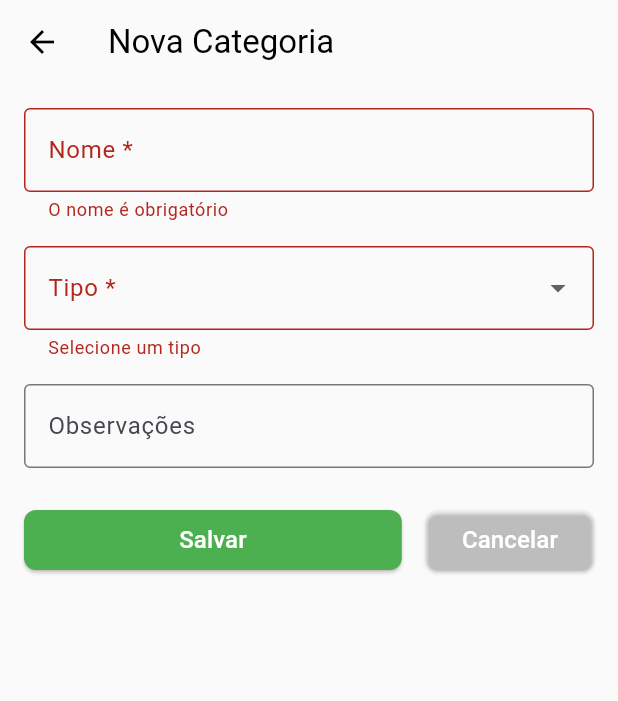
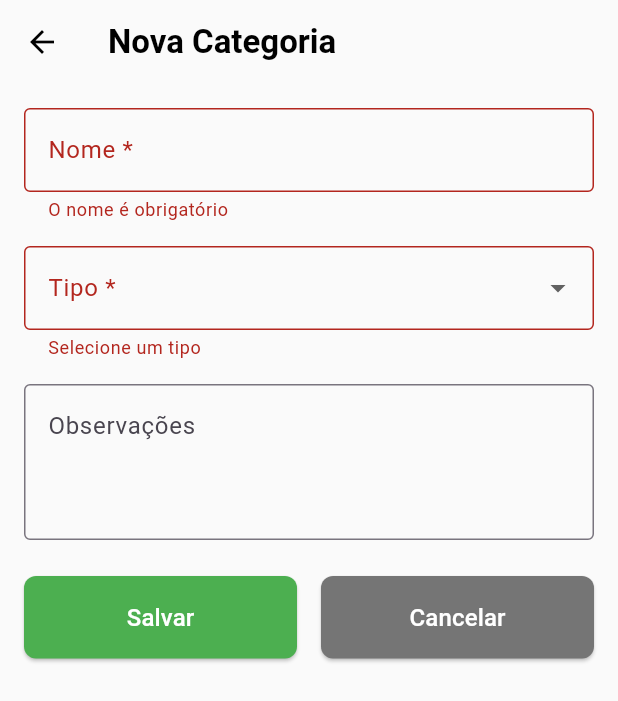
Before and after one commit to AdersonUchoa/projeto-patrimonios, a Flutter app: the CadastroCategoriaScreen screen opened directly, after a tap on "Salvar", on a phone screen of 412 x 824 dp. Shown: the top 701 px of the screen. Run offline on Flutter 3.47's test engine with Material 3 defaults, Android fonts, the phone set to English and light mode, and no system bars; our stand-ins replace sqflite, sqflite_common_ffi; accounts and stored records are empty.

Commit message:
refactor: tipos categoria

```diff
--- a/lib/screens/cadastro_categoria_screen.dart
+++ b/lib/screens/cadastro_categoria_screen.dart
@@ -45,13 +45,25 @@ class _CadastroCategoriaScreenState extends State<CadastroCategoriaScreen> {
         observacoes: _observacoesController.text.trim(),
       );
 
+      try {
         if (widget.categoria == null) {
           await DatabaseHelper.instance.inserirCategoria(categoria);
+          ScaffoldMessenger.of(context).showSnackBar(
+            const SnackBar(content: Text('Categoria cadastrada com sucesso')),
+          );
         } else {
           await DatabaseHelper.instance.atualizarCategoria(categoria);
+          ScaffoldMessenger.of(context).showSnackBar(
+            const SnackBar(content: Text('Categoria atualizada com sucesso')),
+          );
         }
 
         Navigator.pop(context, true);
+      } catch (e) {
+        ScaffoldMessenger.of(context).showSnackBar(
+          SnackBar(content: Text('Erro ao salvar: $e')),
+        );
+      }
     }
   }
 
@@ -62,7 +74,7 @@ class _CadastroCategoriaScreenState extends State<CadastroCategoriaScreen> {
     return Scaffold(
       appBar: AppBar(
         title: Text(isEdit ? 'Editar Categoria' : 'Nova Categoria',
-            style: const TextStyle(color: Colors.black)),
+            style: const TextStyle(color: Colors.black, fontWeight: FontWeight.bold)),
         backgroundColor: Colors.transparent,
         elevation: 0,
         iconTheme: const IconThemeData(color: Colors.black),
@@ -96,9 +108,16 @@ class _CadastroCategoriaScreenState extends State<CadastroCategoriaScreen> {
                 ),
                 value: _tipoSelecionado,
                 items: const [
-                  DropdownMenuItem(value: 'Aluno', child: Text('Aluno')),
-                  DropdownMenuItem(value: 'Professor', child: Text('Professor')),
-                  DropdownMenuItem(value: 'Funcionário', child: Text('Funcionário')),
+                  DropdownMenuItem(value: 'Móveis', child: Text('Móveis')),
+                  DropdownMenuItem(value: 'Eletrônicos', child: Text('Eletrônicos')),
+                  DropdownMenuItem(value: 'Informática', child: Text('Informática')),
+                  DropdownMenuItem(value: 'Veículos', child: Text('Veículos')),
+                  DropdownMenuItem(value: 'Equipamentos', child: Text('Equipamentos')),
+                  DropdownMenuItem(value: 'Imóveis', child: Text('Imóveis')),
+                  DropdownMenuItem(value: 'Ferramentas', child: Text('Ferramentas')),
+                  DropdownMenuItem(value: 'Livros', child: Text('Livros')),
+                  DropdownMenuItem(value: 'Máquinas', child: Text('Máquinas')),
+                  DropdownMenuItem(value: 'Outros', child: Text('Outros')),
                 ],
                 onChanged: (value) {
                   setState(() {
@@ -122,7 +141,7 @@ class _CadastroCategoriaScreenState extends State<CadastroCategoriaScreen> {
                   border: OutlineInputBorder(),
                 ),
                 keyboardType: TextInputType.multiline,
-                maxLines: null,
+                maxLines: 3,
               ),
               const SizedBox(height: 24),
               Row(
@@ -135,6 +154,7 @@ class _CadastroCategoriaScreenState extends State<CadastroCategoriaScreen> {
                         shape: RoundedRectangleBorder(
                           borderRadius: BorderRadius.circular(8),
                         ),
+                        padding: const EdgeInsets.symmetric(vertical: 16),
                       ),
                       child: const Text(
                         'Salvar',
@@ -143,16 +163,19 @@ class _CadastroCategoriaScreenState extends State<CadastroCategoriaScreen> {
                     ),
                   ),
                   const SizedBox(width: 16),
-                  ElevatedButton(
+                  Expanded(
+                    child: ElevatedButton(
                       onPressed: () => Navigator.pop(context),
+                      style: ElevatedButton.styleFrom(
+                        backgroundColor: Colors.grey[600],
+                        shape: RoundedRectangleBorder(
+                          borderRadius: BorderRadius.circular(8),
+                        ),
+                        padding: const EdgeInsets.symmetric(vertical: 16),
+                      ),
                       child: const Text(
                         'Cancelar',
                         style: TextStyle(color: Colors.white, fontSize: 16),
-                    ),
-                    style: ElevatedButton.styleFrom(
-                      backgroundColor: Colors.white10,
-                      shape: RoundedRectangleBorder(
-                        borderRadius: BorderRadius.circular(8),
                       ),
                     ),
                   ),
```
Also changed, not shown: lib/screens/categorias_screen.dart (+108 -18 lines). Lines whose indentation alone changed are shown as unchanged.
